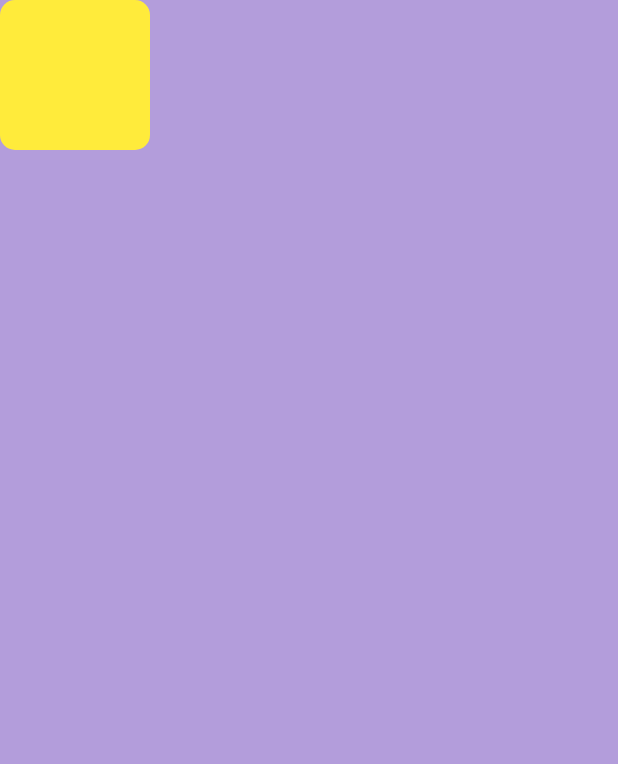
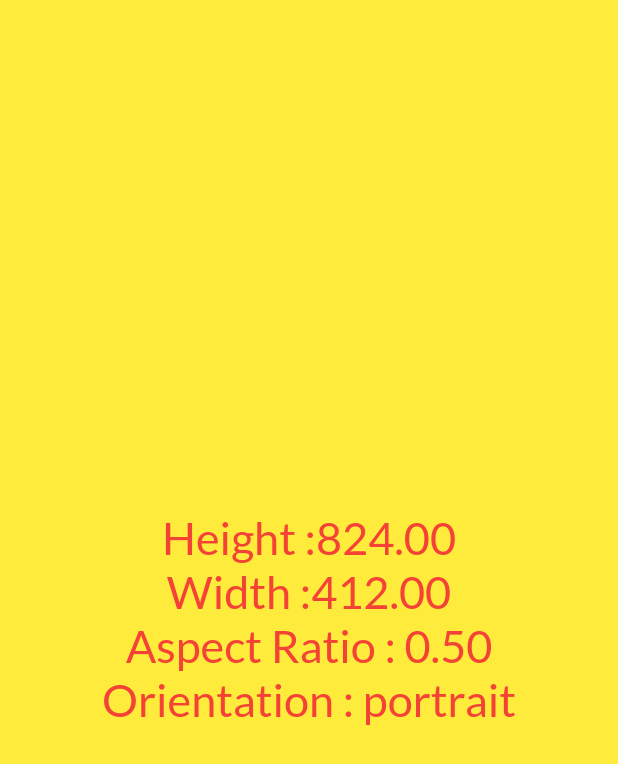
Before and after one commit to monjur35/flutterCourse, a Flutter app: the screen it shows after launch, on a phone screen of 412 x 824 dp. Shown: the top 764 px of the screen. Run offline on Flutter 3.47's test engine with Material 2 defaults, Android fonts, the phone set to English and light mode, and no system bars; our stand-ins replace google_fonts.

Commit message:
media query

```diff
--- a/lib/main.dart
+++ b/lib/main.dart
@@ -10,6 +10,7 @@ import 'package:untitled/widgets/day01.dart';
 import 'package:untitled/widgets/day03.dart';
 import 'package:untitled/widgets/day04.dart';
 import 'package:untitled/widgets/dayo5.dart';
+import 'package:untitled/widgets/mediaQuery.dart';
 import 'package:untitled/widgets/tabBar.dart';
 import 'package:untitled/widgets/theme.dart';
 
@@ -26,7 +27,7 @@ class MyApp extends StatelessWidget {
       theme: MyTheme.lightTheme(context),
       darkTheme: MyTheme.darkTheme(context),
       debugShowCheckedModeBanner: false,
-      initialRoute: MyRoutes.day12Route,
+      initialRoute: MyRoutes.day15Route,
       routes: {
         "/": (context) => Day01(),
         MyRoutes.homeRoute: (context) => HomePage(),
@@ -39,7 +40,8 @@ class MyApp extends StatelessWidget {
         MyRoutes.day8Route: (context) => GestureDetectorss(),
         MyRoutes.day9Route: (context) => NavigationBottom(),
         MyRoutes.day11Route: (context) => MyTabView(),
-        MyRoutes.day12Route: (context) => AnimatedBox()
+        MyRoutes.day12Route: (context) => AnimatedBox(),
+        MyRoutes.day15Route: (context) => MyMediaQuery()
       },
     );
   }
--- a/lib/utils/MyRoutes.dart
+++ b/lib/utils/MyRoutes.dart
@@ -10,4 +10,5 @@ class MyRoutes {
   static String day9Route = "/home";
   static String day11Route = "/tab";
   static String day12Route = "/animated";
+  static String day15Route = "/media";
 }
--- /dev/null
+++ b/lib/widgets/mediaQuery.dart
@@ -0,0 +1,45 @@
+import 'package:flutter/material.dart';
+
+class MyMediaQuery extends StatelessWidget {
+  @override
+  Widget build(BuildContext context) {
+    // TODO: implement build
+    return Scaffold(
+        backgroundColor: Colors.yellow,
+        body: Center(
+          child: Expanded(
+            child: Padding(
+              padding: EdgeInsets.all(10),
+              child: Column(
+                crossAxisAlignment: CrossAxisAlignment.center,
+                mainAxisAlignment: MainAxisAlignment.center,
+                children: [
+                  Text(
+                    'Height :' +
+                        MediaQuery.of(context).size.height.toStringAsFixed(2),
+                    style: TextStyle(color: Colors.red, fontSize: 30),
+                  ),
+                  Text(
+                    'Width :' +
+                        MediaQuery.of(context).size.width.toStringAsFixed(2),
+                    style: TextStyle(color: Colors.red, fontSize: 30),
+                  ),
+                  Text(
+                    'Aspect Ratio : ' +
+                        MediaQuery.of(context)
+                            .size
+                            .aspectRatio
+                            .toStringAsFixed(2),
+                    style: TextStyle(color: Colors.red, fontSize: 30),
+                  ),
+                  Text(
+                    'Orientation : ' + MediaQuery.of(context).orientation.name,
+                    style: TextStyle(color: Colors.red, fontSize: 30),
+                  )
+                ],
+              ),
+            ),
+          ),
+        ));
+  }
+}
```
